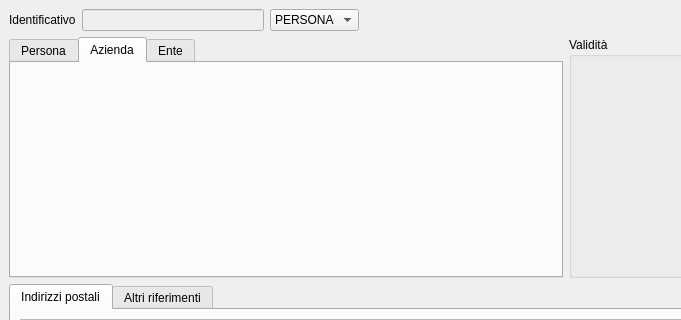
Qt form src/com/axiastudio/suite/anagrafiche/forms/soggetto.ui (tizianolattisi/suitegda) before a commit; both pictures show x 0 to 681 and y 0 to 320 of the 775 by 533 pixel window.
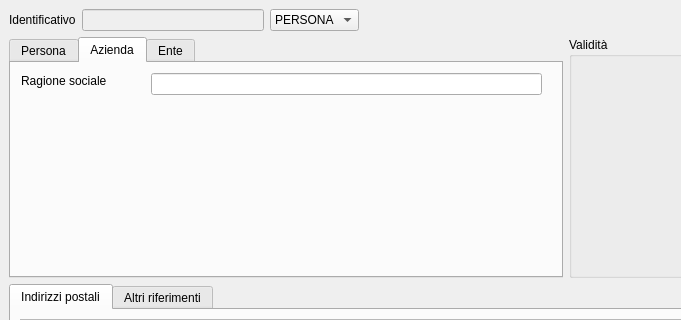
The same form after that commit. The open tabs and pages were chosen to show the change. Custom widgets are drawn as their Qt base class.

Commit message: Aggiustamenti layout form

Patch:
```diff
--- a/src/com/axiastudio/suite/anagrafiche/forms/soggetto.ui
+++ b/src/com/axiastudio/suite/anagrafiche/forms/soggetto.ui
@@ -230,6 +230,32 @@
        <attribute name="title">
         <string>Azienda</string>
        </attribute>
+       <widget class="QLabel" name="label_8">
+        <property name="geometry">
+         <rect>
+          <x>10</x>
+          <y>10</y>
+          <width>121</width>
+          <height>16</height>
+         </rect>
+        </property>
+        <property name="text">
+         <string>Ragione sociale</string>
+        </property>
+       </widget>
+       <widget class="QLineEdit" name="lineEdit_6">
+        <property name="geometry">
+         <rect>
+          <x>140</x>
+          <y>10</y>
+          <width>391</width>
+          <height>22</height>
+         </rect>
+        </property>
+        <property name="column" stdset="0">
+         <string>ragionesociale</string>
+        </property>
+       </widget>
       </widget>
       <widget class="QWidget" name="tab_3">
        <attribute name="title">
```
Left out of the diff: 26 changed lines with no effect on the pictures. The commit also changes 1 other file.
